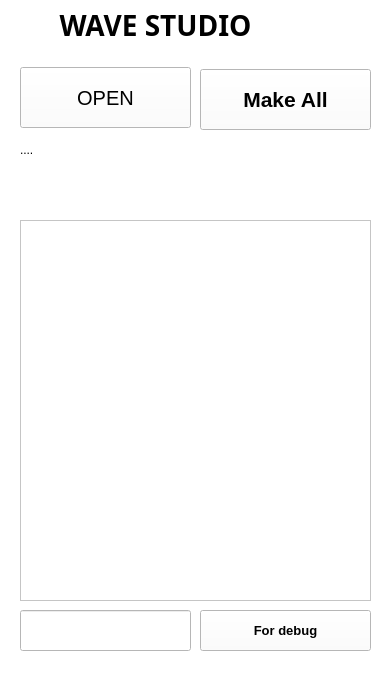
First picture: the form in 03_resource/ui_imageMaking.ui, repository suni1015/ImageMaking, before the edit.
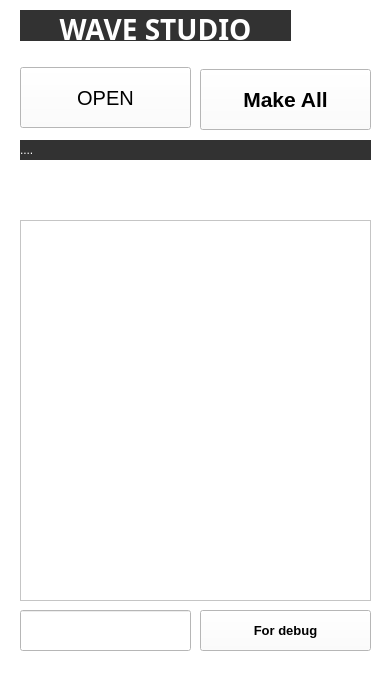
Second picture: the form after the edit.

The edit to the form file:
```diff
--- a/03_resource/ui_imageMaking.ui
+++ b/03_resource/ui_imageMaking.ui
@@ -54,10 +54,10 @@
      </rect>
     </property>
     <property name="styleSheet">
-     <string notr="true">background-color: rgb(255, 255, 255);</string>
+     <string notr="true">background-color: rgb(50,50,50);</string>
     </property>
     <property name="text">
-     <string>....</string>
+     <string>&lt;html&gt;&lt;head/&gt;&lt;body&gt;&lt;p&gt;&lt;span style=&quot; color:#ffffff;&quot;&gt;....&lt;/span&gt;&lt;/p&gt;&lt;/body&gt;&lt;/html&gt;</string>
     </property>
    </widget>
    <widget class="QLineEdit" name="edt_poombun">
@@ -120,10 +120,10 @@
      <bool>false</bool>
     </property>
     <property name="styleSheet">
-     <string notr="true">background-color: rgb(255, 255, 255);</string>
+     <string notr="true">background-color: rgb(50, 50, 50);</string>
     </property>
     <property name="text">
-     <string>WAVE STUDIO</string>
+     <string>&lt;html&gt;&lt;head/&gt;&lt;body&gt;&lt;p&gt;&lt;span style=&quot; color:#ffffff;&quot;&gt;WAVE STUDIO&lt;/span&gt;&lt;/p&gt;&lt;/body&gt;&lt;/html&gt;</string>
     </property>
     <property name="alignment">
      <set>Qt::AlignCenter</set>
```
